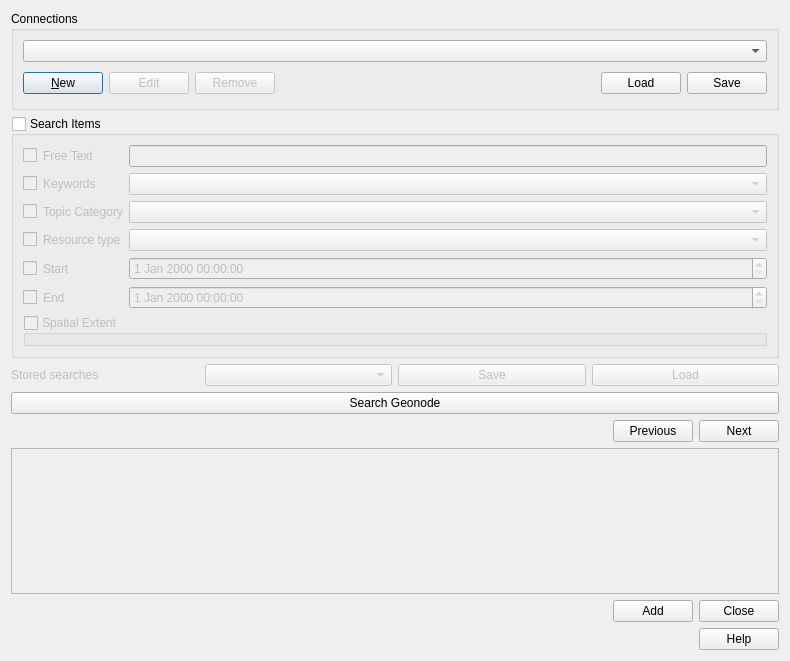
The window that src/qgis_geonode/ui/geonode_datasource_widget.ui (GeoNode/QGISGeoNodePlugin) describes before a commit, drawn with Qt 5.
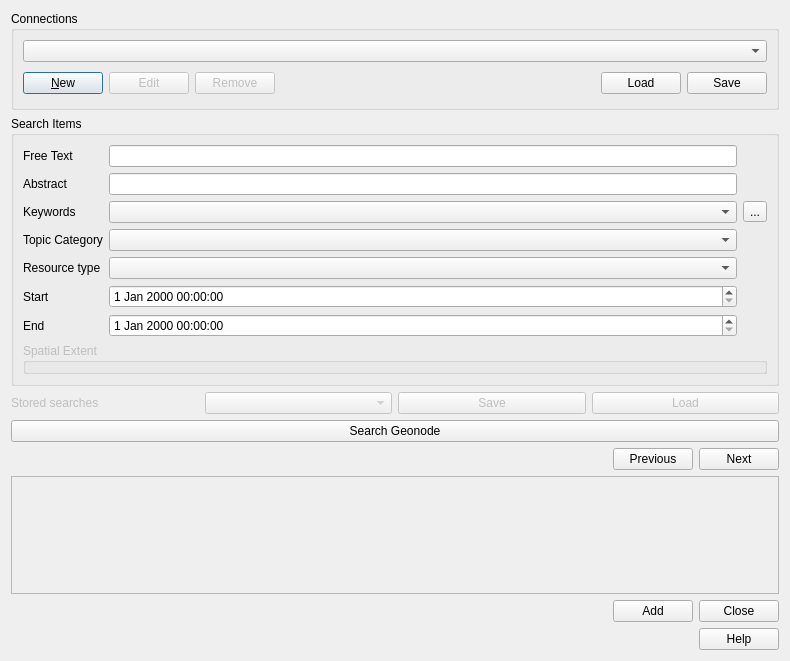
The same window after the commit. Custom widgets are drawn as their Qt base class.

Commit message: address review comments

```diff
--- a/src/qgis_geonode/ui/geonode_datasource_widget.ui
+++ b/src/qgis_geonode/ui/geonode_datasource_widget.ui
@@ -111,7 +111,7 @@
       <string>Search Items</string>
      </property>
      <property name="checkable">
-      <bool>true</bool>
+      <bool>false</bool>
      </property>
      <property name="checked">
       <bool>false</bool>
@@ -122,153 +122,138 @@
      <layout class="QVBoxLayout" name="verticalLayout_2">
       <item>
        <layout class="QGridLayout" name="gridLayout">
-        <item row="5" column="2">
-         <widget class="QgsDateTimeEdit" name="end_date_time">
-          <property name="enabled">
-           <bool>false</bool>
-          </property>
-         </widget>
-        </item>
-        <item row="0" column="2">
-         <widget class="QLineEdit" name="free_text_edit">
-          <property name="enabled">
-           <bool>false</bool>
-          </property>
-          <property name="toolTip">
-           <string>Display WFS FeatureTypes containing this word in the title, name or abstract</string>
-          </property>
-          <property name="whatsThis">
-           <string>Display WFS FeatureTypes containing this word in the title, name or abstract</string>
-          </property>
-         </widget>
-        </item>
-        <item row="3" column="1">
-         <widget class="QLabel" name="label_5">
-          <property name="enabled">
-           <bool>false</bool>
-          </property>
-          <property name="text">
-           <string>Resource type</string>
-          </property>
-         </widget>
-        </item>
-        <item row="5" column="1">
+        <item row="6" column="0">
          <widget class="QLabel" name="label_6">
           <property name="enabled">
-           <bool>false</bool>
+           <bool>true</bool>
           </property>
           <property name="text">
            <string>End</string>
           </property>
          </widget>
         </item>
-        <item row="1" column="1">
+        <item row="2" column="0">
          <widget class="QLabel" name="label_3">
           <property name="enabled">
-           <bool>false</bool>
+           <bool>true</bool>
           </property>
           <property name="text">
            <string>Keywords</string>
           </property>
          </widget>
         </item>
-        <item row="1" column="2">
+        <item row="4" column="0">
+         <widget class="QLabel" name="label_5">
+          <property name="enabled">
+           <bool>true</bool>
+          </property>
+          <property name="text">
+           <string>Resource type</string>
+          </property>
+         </widget>
+        </item>
+        <item row="2" column="1">
          <widget class="QComboBox" name="keywords_cmb">
           <property name="enabled">
-           <bool>false</bool>
-          </property>
-         </widget>
-        </item>
-        <item row="4" column="2">
-         <widget class="QgsDateTimeEdit" name="start_date_time">
-          <property name="enabled">
-           <bool>false</bool>
+           <bool>true</bool>
           </property>
          </widget>
         </item>
         <item row="2" column="2">
-         <widget class="QComboBox" name="category_cmb">
-          <property name="enabled">
-           <bool>false</bool>
-          </property>
-         </widget>
-        </item>
-        <item row="2" column="1">
-         <widget class="QLabel" name="label_2">
-          <property name="enabled">
-           <bool>false</bool>
-          </property>
+         <widget class="QToolButton" name="keyword_tool_btn">
           <property name="text">
-           <string>Topic Category</string>
+           <string>...</string>
           </property>
          </widget>
         </item>
         <item row="0" column="1">
-         <widget class="QLabel" name="label">
+         <widget class="QLineEdit" name="free_text_edit">
           <property name="enabled">
-           <bool>false</bool>
+           <bool>true</bool>
           </property>
-          <property name="text">
-           <string>Free Text</string>
+          <property name="toolTip">
+           <string>Display WFS FeatureTypes containing this word in the title, name or abstract</string>
+          </property>
+          <property name="whatsThis">
+           <string>Display WFS FeatureTypes containing this word in the title, name or abstract</string>
           </property>
          </widget>
         </item>
-        <item row="4" column="1">
+        <item row="5" column="0">
          <widget class="QLabel" name="label_4">
           <property name="enabled">
-           <bool>false</bool>
+           <bool>true</bool>
           </property>
           <property name="text">
            <string>Start</string>
           </property>
          </widget>
         </item>
-        <item row="3" column="2">
+        <item row="6" column="1">
+         <widget class="QgsDateTimeEdit" name="end_date_time">
+          <property name="enabled">
+           <bool>true</bool>
+          </property>
+         </widget>
+        </item>
+        <item row="1" column="1">
+         <widget class="QLineEdit" name="abstract_edit">
+          <property name="enabled">
+           <bool>true</bool>
+          </property>
+         </widget>
+        </item>
+        <item row="4" column="1">
          <widget class="QComboBox" name="resource_type_cmb">
           <property name="enabled">
-           <bool>false</bool>
+           <bool>true</bool>
+          </property>
+         </widget>
+        </item>
+        <item row="3" column="1">
+         <widget class="QComboBox" name="category_cmb">
+          <property name="enabled">
+           <bool>true</bool>
           </property>
          </widget>
         </item>
         <item row="0" column="0">
-         <widget class="QCheckBox" name="free_text_box">
-          <property name="text">
-           <string/>
+         <widget class="QLabel" name="label">
+          <property name="enabled">
+           <bool>true</bool>
           </property>
-         </widget>
-        </item>
-        <item row="1" column="0">
-         <widget class="QCheckBox" name="keywords_box">
           <property name="text">
-           <string/>
-          </property>
-         </widget>
-        </item>
-        <item row="2" column="0">
-         <widget class="QCheckBox" name="category_box">
-          <property name="text">
-           <string/>
+           <string>Free Text</string>
           </property>
          </widget>
         </item>
         <item row="3" column="0">
-         <widget class="QCheckBox" name="resource_type_box">
+         <widget class="QLabel" name="label_2">
+          <property name="enabled">
+           <bool>true</bool>
+          </property>
           <property name="text">
-           <string/>
+           <string>Topic Category</string>
           </property>
          </widget>
         </item>
-        <item row="4" column="0">
-         <widget class="QCheckBox" name="start_time_box">
+        <item row="1" column="0">
+         <widget class="QLabel" name="label_8">
+          <property name="enabled">
+           <bool>true</bool>
+          </property>
           <property name="text">
-           <string/>
+           <string>Abstract</string>
           </property>
          </widget>
         </item>
-        <item row="5" column="0">
-         <widget class="QCheckBox" name="end_time_box">
-          <property name="text">
-           <string/>
+        <item row="5" column="1">
+         <widget class="QgsDateTimeEdit" name="start_date_time">
+          <property name="enabled">
+           <bool>true</bool>
+          </property>
+          <property name="allowNull">
+           <bool>true</bool>
           </property>
          </widget>
         </item>
@@ -283,7 +268,7 @@
          <string>Spatial Extent</string>
         </property>
         <property name="checkable">
-         <bool>true</bool>
+         <bool>false</bool>
         </property>
         <property name="checked">
          <bool>false</bool>
@@ -408,7 +393,7 @@
         <x>0</x>
         <y>0</y>
         <width>770</width>
-        <height>92</height>
+        <height>68</height>
        </rect>
       </property>
      </widget>
```
Left out of the diff: 211 changed lines with no effect on the pictures. The commit also changes 2 other files.
